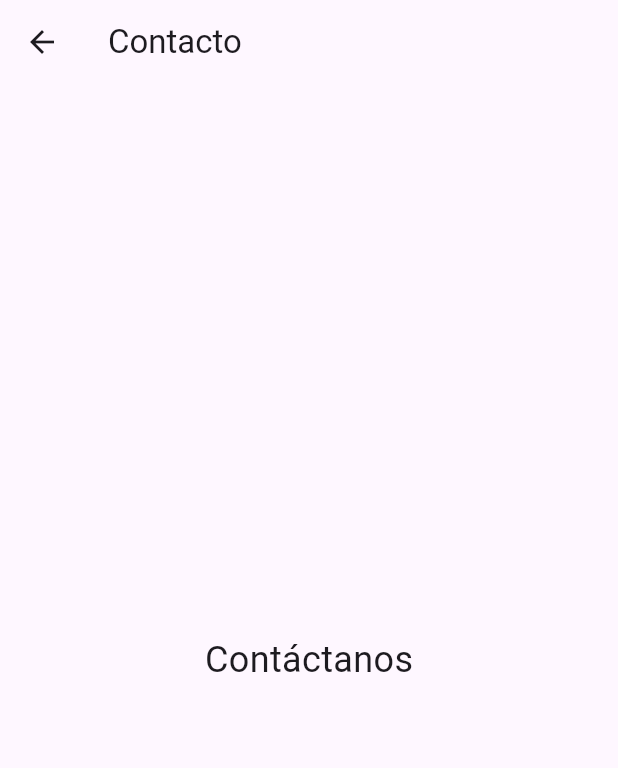
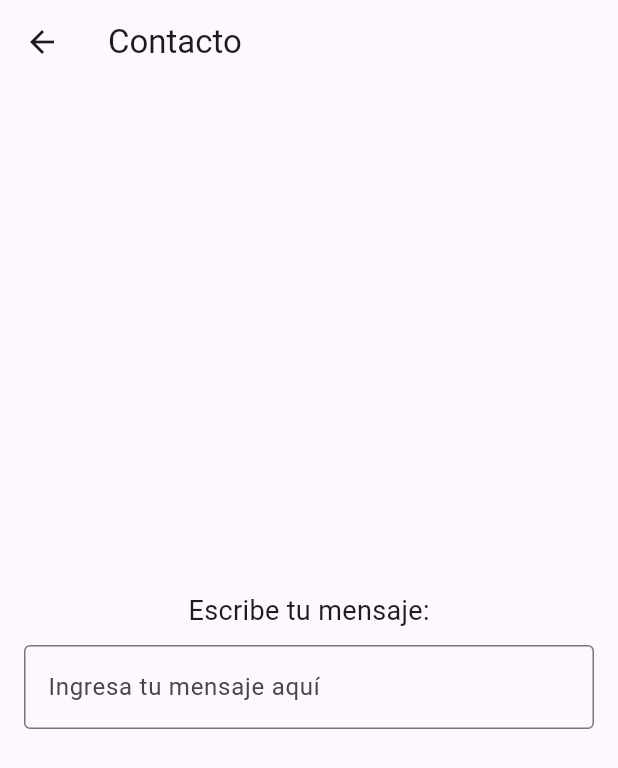
Before and after one commit to danusitacm/dcristaldo_flutter_002, a Flutter app: the ContactoScreen screen opened directly, on a phone screen of 412 x 824 dp. Shown: the top 768 px of the screen. Run offline on Flutter 3.47's test engine with Material 3 defaults, Android fonts, the phone set to English and light mode, and no system bars.

Commit message:
Prompt 6: Ciclo de vida completo con navegación
Añade TextField y dispose en pantalla Contacto

- TextEditingController para campo de mensaje
- dispose() imprime mensaje en consola al cerrar
- Limpieza de recursos con controller.dispose()

```diff
--- a/lib/main.dart
+++ b/lib/main.dart
@@ -28,7 +28,6 @@ class _InicioScreenState extends State<InicioScreen> {
   @override
   void initState() {
     super.initState();
-    // Aquí puedes inicializar datos o realizar configuraciones iniciales.
     print('InicioScreen: initState llamado');
   }
 
@@ -114,11 +113,33 @@ class AcercaDeScreen extends StatelessWidget {
   }
 }
 
-class ContactoScreen extends StatelessWidget {
+class ContactoScreen extends StatefulWidget {
   const ContactoScreen({super.key});
 
   @override
+  State<ContactoScreen> createState() => _ContactoScreenState();
+}
+
+class _ContactoScreenState extends State<ContactoScreen> {
+  final TextEditingController _controller = TextEditingController();
+
+  @override
+  void initState() {
+    super.initState();
+    print('ContactoScreen: initState llamado');
+  }
+
+  @override
+  void dispose() {
+    print('ContactoScreen: dispose llamado');
+    print('Mensaje ingresado: ${_controller.text}');
+    _controller.dispose(); // Libera los recursos del controlador
+    super.dispose();
+  }
+
+  @override
   Widget build(BuildContext context) {
+    print('ContactoScreen: build llamado');
     return Scaffold(
       appBar: AppBar(
         title: const Text('Contacto'),
@@ -129,10 +150,24 @@ class ContactoScreen extends StatelessWidget {
           },
         ),
       ),
-      body: const Center(
-        child: Text(
-          'Contáctanos',
-          style: TextStyle(fontSize: 24),
+      body: Padding(
+        padding: const EdgeInsets.all(16.0),
+        child: Column(
+          mainAxisAlignment: MainAxisAlignment.center,
+          children: [
+            const Text(
+              'Escribe tu mensaje:',
+              style: TextStyle(fontSize: 18),
+            ),
+            const SizedBox(height: 10),
+            TextField(
+              controller: _controller,
+              decoration: const InputDecoration(
+                border: OutlineInputBorder(),
+                hintText: 'Ingresa tu mensaje aquí',
+              ),
+            ),
+          ],
         ),
       ),
     );
```
